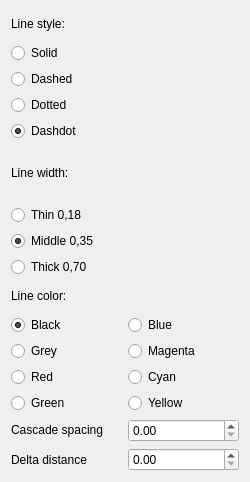
Old version of the form src/Mod/TechDraw/Gui/TaskSelectLineAttributes.ui in the repository southseact-3d/fcd.
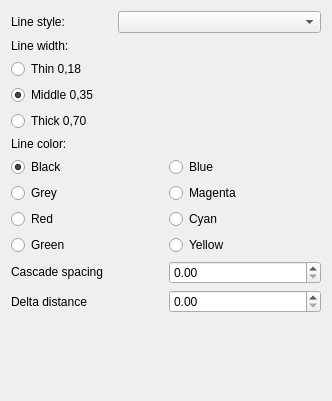
New version of the form.

Commit message: [TD]Standard Line Styles - Gui components

```diff
--- a/src/Mod/TechDraw/Gui/TaskSelectLineAttributes.ui
+++ b/src/Mod/TechDraw/Gui/TaskSelectLineAttributes.ui
@@ -6,8 +6,8 @@
    <rect>
     <x>0</x>
     <y>0</y>
-    <width>250</width>
-    <height>482</height>
+    <width>332</width>
+    <height>401</height>
    </rect>
   </property>
   <property name="sizePolicy">
@@ -27,7 +27,7 @@
   </property>
   <layout class="QVBoxLayout" name="verticalLayout">
    <item>
-    <layout class="QGridLayout" name="lineStyles">
+    <layout class="QGridLayout" name="lineStyles" columnstretch="1,2">
      <item row="0" column="0">
       <widget class="QLabel" name="label_styles">
        <property name="text">
@@ -35,63 +35,8 @@
        </property>
       </widget>
      </item>
-     <item row="1" column="0">
-      <widget class="QRadioButton" name="rbSolid">
-       <property name="toolTip">
-        <string>Set line style to solid</string>
-       </property>
-       <property name="text">
-        <string>Solid</string>
-       </property>
-       <property name="autoExclusive">
-        <bool>true</bool>
-       </property>
-       <attribute name="buttonGroup">
-        <string notr="true">bgLineStyles</string>
-       </attribute>
-      </widget>
-     </item>
-     <item row="2" column="0">
-      <widget class="QRadioButton" name="rbDashed">
-       <property name="text">
-        <string>Dashed</string>
-       </property>
-       <property name="autoExclusive">
-        <bool>true</bool>
-       </property>
-       <attribute name="buttonGroup">
-        <string notr="true">bgLineStyles</string>
-       </attribute>
-      </widget>
-     </item>
-     <item row="3" column="0">
-      <widget class="QRadioButton" name="rbDotted">
-       <property name="text">
-        <string>Dotted</string>
-       </property>
-       <property name="autoExclusive">
-        <bool>true</bool>
-       </property>
-       <attribute name="buttonGroup">
-        <string notr="true">bgLineStyles</string>
-       </attribute>
-      </widget>
-     </item>
-     <item row="4" column="0">
-      <widget class="QRadioButton" name="rbDashDotted">
-       <property name="text">
-        <string>Dashdot</string>
-       </property>
-       <property name="checked">
-        <bool>true</bool>
-       </property>
-       <property name="autoExclusive">
-        <bool>true</bool>
-       </property>
-       <attribute name="buttonGroup">
-        <string notr="true">bgLineStyles</string>
-       </attribute>
-      </widget>
+     <item row="0" column="1">
+      <widget class="QComboBox" name="cbLineStyle"/>
      </item>
     </layout>
    </item>
@@ -307,6 +252,19 @@
      </item>
     </layout>
    </item>
+   <item>
+    <spacer name="verticalSpacer">
+     <property name="orientation">
+      <enum>Qt::Vertical</enum>
+     </property>
+     <property name="sizeHint" stdset="0">
+      <size>
+       <width>20</width>
+       <height>40</height>
+      </size>
+     </property>
+    </spacer>
+   </item>
   </layout>
  </widget>
  <resources>
```
Left out of the diff: 15 changed lines with no effect on the pictures. The commit also changes 41 other files.
